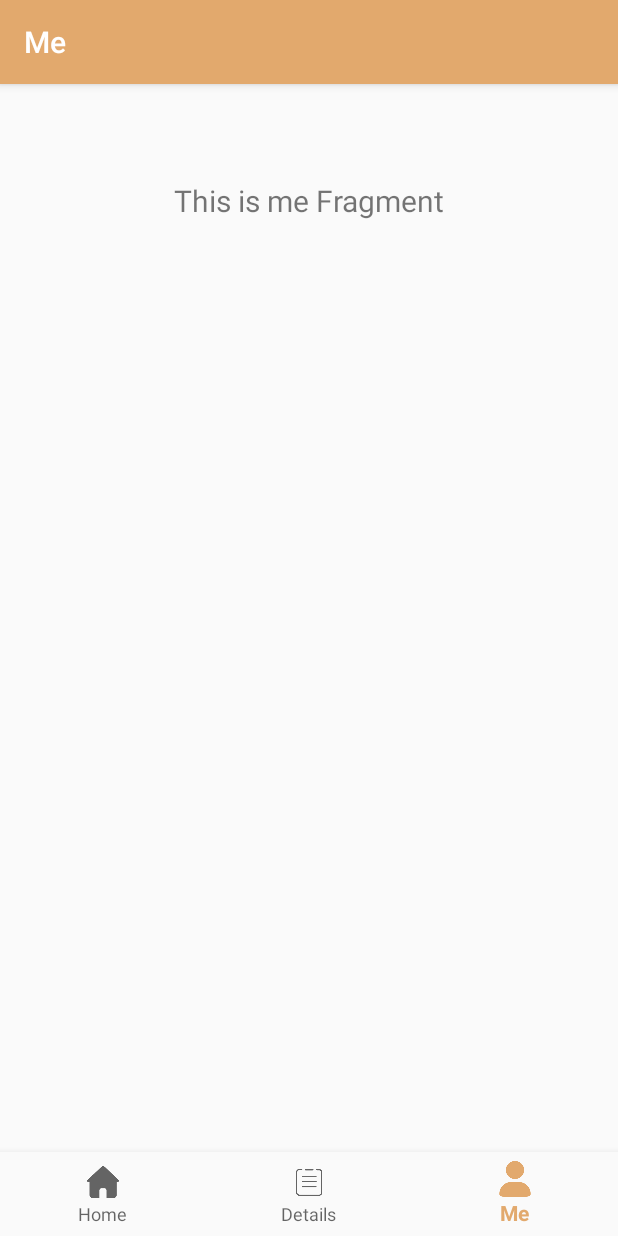
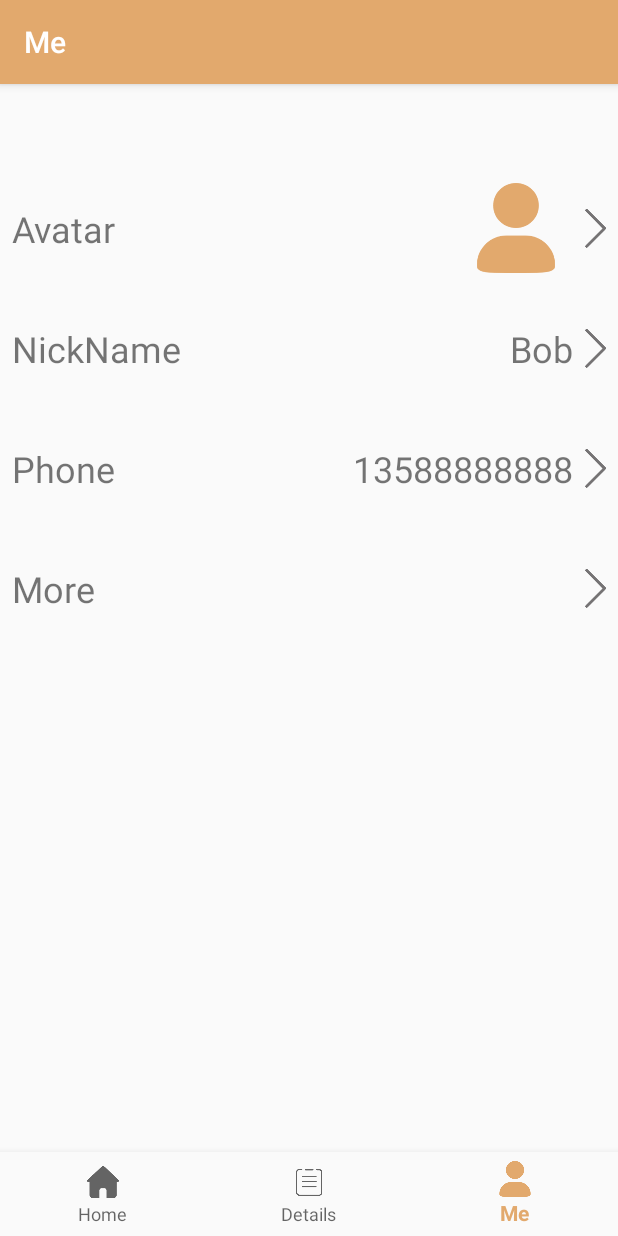
Before and after one commit to seekerzhouk/AccountBook, an Android app: the MeFragment screen opened through its navigation route, on a phone screen of 412 x 824 dp. Run offline under Robolectric (Android 15) with nearby library versions, the phone set to English and light mode, and no system bars; our stand-ins replace navigation-ui.

Commit message:
"Me"界面布置

```diff
--- a/app/src/main/java/com/seekerzhouk/accountbook/ui/me/MeFragment.kt
+++ b/app/src/main/java/com/seekerzhouk/accountbook/ui/me/MeFragment.kt
@@ -22,9 +22,7 @@ class MeFragment : Fragment() {
         meViewModel =
             ViewModelProviders.of(this).get(MeViewModel::class.java)
         val root = inflater.inflate(R.layout.fragment_me, container, false)
-        val textView: TextView = root.findViewById(R.id.text_me)
         meViewModel.text.observe(this, Observer {
-            textView.text = it
         })
         return root
     }
--- a/app/src/main/res/layout/fragment_me.xml
+++ b/app/src/main/res/layout/fragment_me.xml
@@ -1,19 +1,159 @@
 <?xml version="1.0" encoding="utf-8"?>
-<androidx.constraintlayout.widget.ConstraintLayout xmlns:android="http://schemas.android.com/apk/res/android"
+<LinearLayout xmlns:android="http://schemas.android.com/apk/res/android"
     xmlns:app="http://schemas.android.com/apk/res-auto"
+    xmlns:tools="http://schemas.android.com/tools"
     android:layout_width="match_parent"
-    android:layout_height="match_parent">
+    android:layout_height="match_parent"
+    android:orientation="vertical">
+
+    <androidx.constraintlayout.widget.ConstraintLayout
+        android:id="@+id/cl_avatar"
+        android:layout_width="match_parent"
+        android:layout_height="80dp">
 
         <TextView
-        android:id="@+id/text_me"
-        android:layout_width="match_parent"
+            android:id="@+id/tv_avatar"
+            android:layout_width="wrap_content"
             android:layout_height="wrap_content"
+            android:layout_gravity="start"
             android:layout_marginStart="8dp"
-        android:layout_marginTop="8dp"
-        android:layout_marginEnd="8dp"
+            android:text="Avatar"
             android:textAlignment="center"
-        android:textSize="20sp"
-        app:layout_constraintEnd_toEndOf="parent"
+            android:textSize="24sp"
+            app:layout_constraintBottom_toBottomOf="parent"
             app:layout_constraintStart_toStartOf="parent"
             app:layout_constraintTop_toTopOf="parent" />
+
+        <ImageView
+            android:id="@+id/iv_avatar"
+            android:layout_width="60dp"
+            android:layout_height="0dp"
+            android:layout_marginTop="5dp"
+            android:layout_marginEnd="8dp"
+            android:layout_marginBottom="5dp"
+            android:scaleType="centerInside"
+            android:src="@drawable/ic_me"
+            app:layout_constraintBottom_toBottomOf="parent"
+            app:layout_constraintEnd_toStartOf="@+id/iv_avatar_go"
+            app:layout_constraintTop_toTopOf="parent" />
+
+        <ImageView
+            android:id="@+id/iv_avatar_go"
+            android:layout_width="30dp"
+            android:layout_height="70dp"
+            app:layout_constraintBottom_toBottomOf="@+id/iv_avatar"
+            app:layout_constraintEnd_toEndOf="parent"
+            app:layout_constraintTop_toTopOf="@+id/iv_avatar"
+            app:layout_constraintVertical_bias="0.0"
+            app:srcCompat="@drawable/ic_can_go" />
+
     </androidx.constraintlayout.widget.ConstraintLayout>
+
+    <androidx.constraintlayout.widget.ConstraintLayout
+        android:id="@+id/cl_nickname"
+        android:layout_width="match_parent"
+        android:layout_height="80dp">
+
+        <TextView
+            android:id="@+id/tv_nickname"
+            android:layout_width="wrap_content"
+            android:layout_height="wrap_content"
+            android:layout_gravity="start"
+            android:layout_marginStart="8dp"
+            android:text="NickName"
+            android:textAlignment="center"
+            android:textSize="24sp"
+            app:layout_constraintBottom_toBottomOf="parent"
+            app:layout_constraintStart_toStartOf="parent"
+            app:layout_constraintTop_toTopOf="parent" />
+
+        <TextView
+            android:id="@+id/tv_user_nickname"
+            android:layout_width="wrap_content"
+            android:layout_height="wrap_content"
+            android:text="Bob"
+            android:textSize="24sp"
+            app:layout_constraintBottom_toBottomOf="parent"
+            app:layout_constraintEnd_toStartOf="@+id/iv_nickname_go"
+            app:layout_constraintTop_toTopOf="parent" />
+
+        <ImageView
+            android:id="@+id/iv_nickname_go"
+            android:layout_width="30dp"
+            android:layout_height="70dp"
+            app:layout_constraintBottom_toBottomOf="parent"
+            app:layout_constraintEnd_toEndOf="parent"
+            app:layout_constraintTop_toTopOf="parent"
+            app:srcCompat="@drawable/ic_can_go" />
+
+    </androidx.constraintlayout.widget.ConstraintLayout>
+
+    <androidx.constraintlayout.widget.ConstraintLayout
+        android:id="@+id/cl_phone"
+        android:layout_width="match_parent"
+        android:layout_height="80dp">
+
+        <TextView
+            android:id="@+id/tv_phone"
+            android:layout_width="wrap_content"
+            android:layout_height="wrap_content"
+            android:layout_gravity="start"
+            android:layout_marginStart="8dp"
+            android:text="Phone"
+            android:textAlignment="center"
+            android:textSize="24sp"
+            app:layout_constraintBottom_toBottomOf="parent"
+            app:layout_constraintStart_toStartOf="parent"
+            app:layout_constraintTop_toTopOf="parent" />
+
+        <TextView
+            android:id="@+id/tv_user_phone"
+            android:layout_width="wrap_content"
+            android:layout_height="wrap_content"
+            android:text="13588888888"
+            android:textSize="24sp"
+            app:layout_constraintBottom_toBottomOf="parent"
+            app:layout_constraintEnd_toStartOf="@+id/iv_phone_go"
+            app:layout_constraintTop_toTopOf="parent" />
+
+        <ImageView
+            android:id="@+id/iv_phone_go"
+            android:layout_width="30dp"
+            android:layout_height="70dp"
+            app:layout_constraintBottom_toBottomOf="parent"
+            app:layout_constraintEnd_toEndOf="parent"
+            app:layout_constraintTop_toTopOf="parent"
+            app:srcCompat="@drawable/ic_can_go" />
+
+    </androidx.constraintlayout.widget.ConstraintLayout>
+
+    <androidx.constraintlayout.widget.ConstraintLayout
+        android:id="@+id/cl_more"
+        android:layout_width="match_parent"
+        android:layout_height="80dp">
+
+        <TextView
+            android:id="@+id/tv_more"
+            android:layout_width="wrap_content"
+            android:layout_height="wrap_content"
+            android:layout_gravity="start"
+            android:layout_marginStart="8dp"
+            android:text="More"
+            android:textAlignment="center"
+            android:textSize="24sp"
+            app:layout_constraintBottom_toBottomOf="parent"
+            app:layout_constraintStart_toStartOf="parent"
+            app:layout_constraintTop_toTopOf="parent" />
+
+        <ImageView
+            android:id="@+id/iv_more_go"
+            android:layout_width="30dp"
+            android:layout_height="70dp"
+            app:layout_constraintBottom_toBottomOf="parent"
+            app:layout_constraintEnd_toEndOf="parent"
+            app:layout_constraintTop_toTopOf="parent"
+            app:srcCompat="@drawable/ic_can_go" />
+
+    </androidx.constraintlayout.widget.ConstraintLayout>
+
+</LinearLayout>
```
Also changed, not shown: app/src/main/res/drawable/ic_back.png (added), app/src/main/res/drawable/ic_can_go.png (added). Lines whose indentation alone changed are shown as unchanged.
